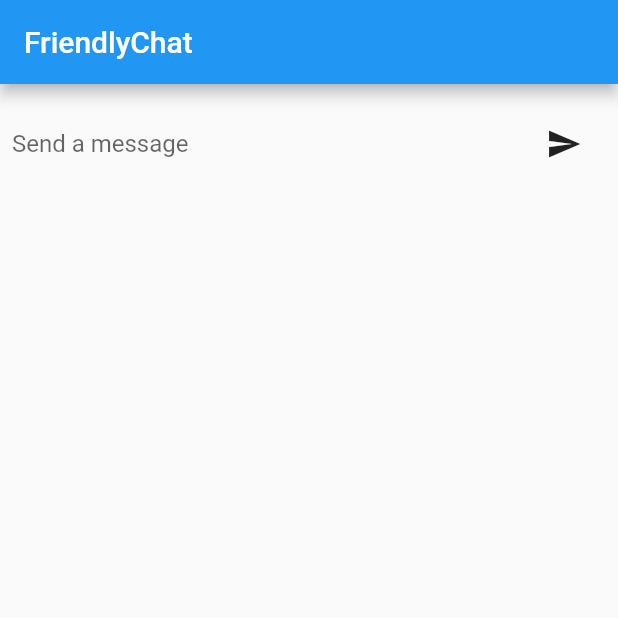
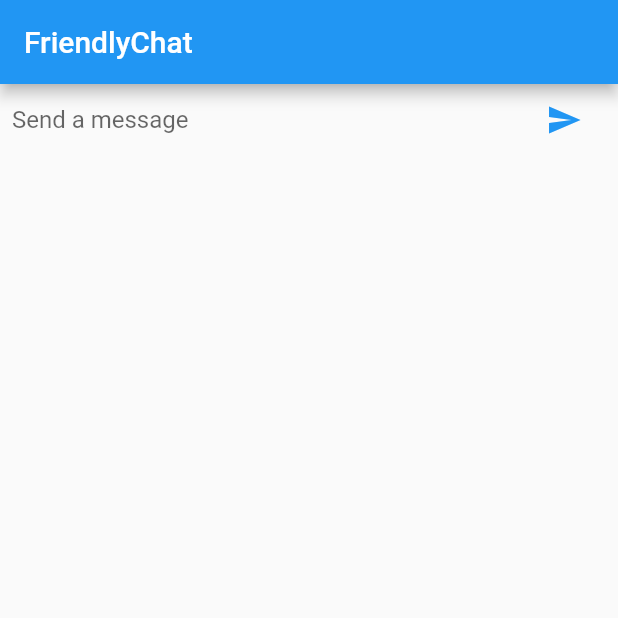
Before and after one commit to robence/flutter_friendly_chat, a Flutter app: the screen it shows after launch, on a phone screen of 412 x 824 dp, the top half of it. Run offline on Flutter 3.47's test engine with Material 2 defaults, Android fonts, the phone set to English and light mode, and no system bars.

Commit message:
feat(ChatScreen): set icon theme color

```diff
--- a/lib/main.dart
+++ b/lib/main.dart
@@ -34,7 +34,7 @@
 
   Widget _buildTextComposer() {
     return Container(
-      margin: EdgeInsets.symmetric(horizontal: 8.0, vertical: 16.0),
+      margin: EdgeInsets.symmetric(horizontal: 8.0),
       child: Row(
         children: [
           Flexible(
@@ -44,12 +44,14 @@
               decoration: InputDecoration.collapsed(hintText: "Send a message"),
             ),
           ),
-          Container(
-              margin: EdgeInsets.symmetric(horizontal: 4.0),
-              child: IconButton(
-                icon: const Icon(Icons.send),
-                onPressed: () => _handleSubmitted(_textController.text),
-              ))
+          IconTheme(
+              data: IconThemeData(color: Theme.of(context).accentColor),
+              child: Container(
+                  margin: EdgeInsets.symmetric(horizontal: 4.0),
+                  child: IconButton(
+                    icon: const Icon(Icons.send),
+                    onPressed: () => _handleSubmitted(_textController.text),
+                  )))
         ],
       ),
     );
```
